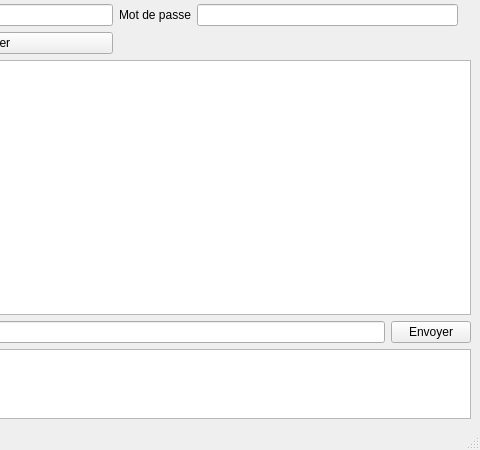
Zxb12/Chat, file Chat-Client/fenprincipale.ui: the form before one commit; both pictures show x 207 to 687 and y 81 to 531 of the 687 by 531 pixel window.
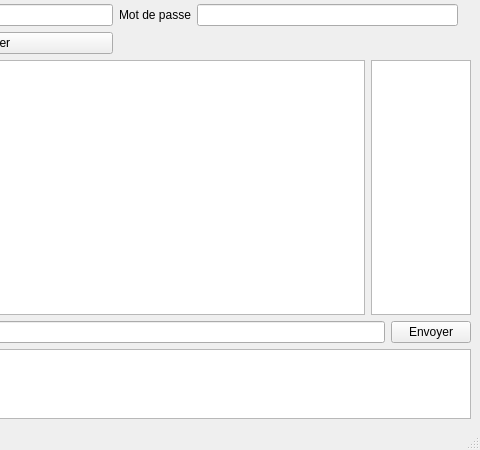
The form after the commit. Icons and pictures are not drawn.

```diff
--- a/Chat-Client/fenprincipale.ui
+++ b/Chat-Client/fenprincipale.ui
@@ -209,6 +209,34 @@
         </property>
        </widget>
       </item>
+      <item>
+       <widget class="QListWidget" name="listeChannels">
+        <property name="sizePolicy">
+         <sizepolicy hsizetype="Minimum" vsizetype="Expanding">
+          <horstretch>0</horstretch>
+          <verstretch>0</verstretch>
+         </sizepolicy>
+        </property>
+        <property name="maximumSize">
+         <size>
+          <width>100</width>
+          <height>16777215</height>
+         </size>
+        </property>
+        <property name="baseSize">
+         <size>
+          <width>70</width>
+          <height>0</height>
+         </size>
+        </property>
+        <property name="statusTip">
+         <string>Liste des canaux</string>
+        </property>
+        <property name="sortingEnabled">
+         <bool>false</bool>
+        </property>
+       </widget>
+      </item>
      </layout>
     </item>
     <item>
```
Left out of the diff: 6 changed lines with no effect on the pictures.
